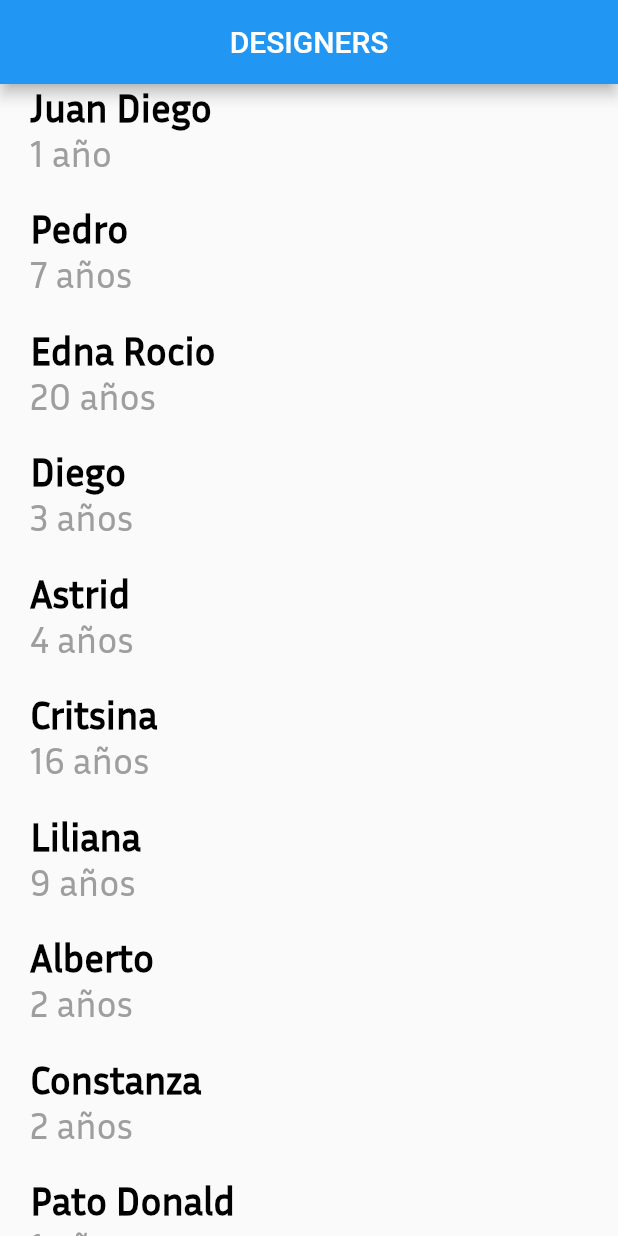
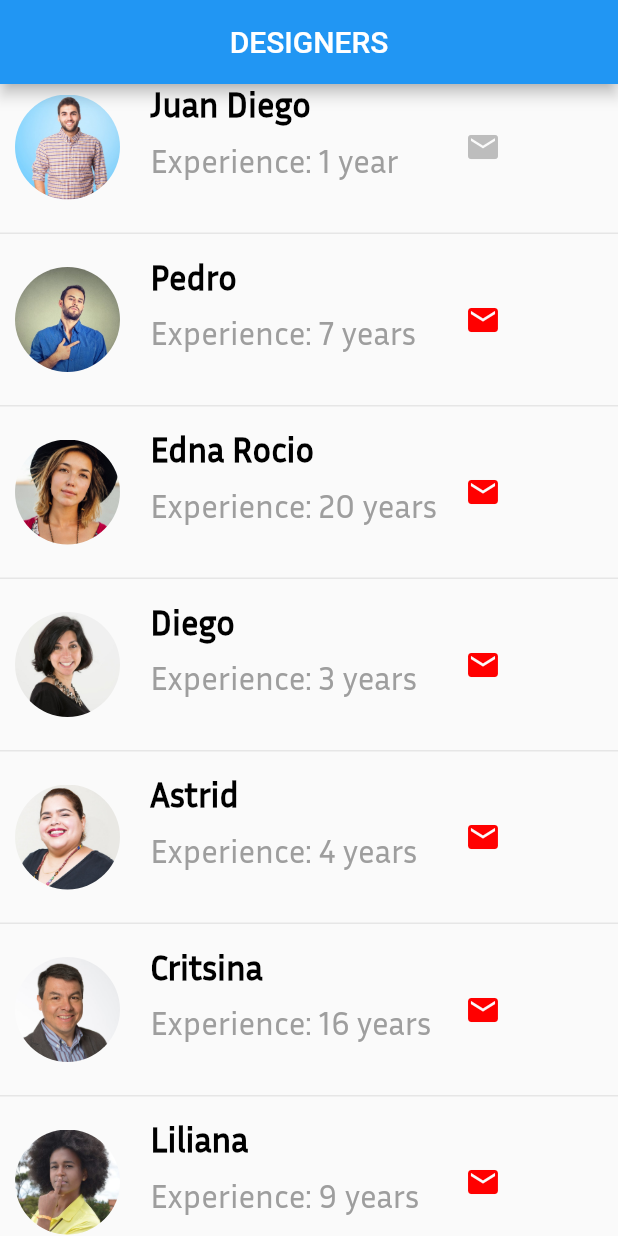
Before and after one commit to darvela/contact_list, a Flutter app: the screen it shows after launch, on a phone screen of 412 x 824 dp. Run offline on Flutter 3.47's test engine with Material 2 defaults, Android fonts, the phone set to English and light mode, and no system bars.

Commit message:
Added contact photo, added mail icon, added line separator, layout configuration

```diff
--- a/lib/contact.dart
+++ b/lib/contact.dart
@@ -1,58 +1,109 @@
+import 'package:flutter/material.dart';
+import 'package:flutter/widgets.dart';
 
-import 'package:flutter/material.dart';
-
-class Contact extends StatelessWidget{
-
+class Contact extends StatelessWidget {
   String name;
   String experience;
+  String pathImage;
+    int hexColor;
 
-  Contact(this.name, this.experience);
+  Contact(this.name, this.experience, this.pathImage, this.hexColor);
 
   @override
   Widget build(BuildContext context) {
 
-    final contactName = Container (
+    BoxDecoration myBoxDecoration() {
+      return BoxDecoration(
+        border: Border(
+          bottom: BorderSide(
+            color: Color(0xFFe6e6e6),
+            width: 1.0,
+          ),
+        ),
+      );
+    }
+
+    final photo = Container(
+      margin: EdgeInsets.only(
+        left: 10.0,
+      ),
+      width: 70.0,
+      height: 70.0,
+      decoration: BoxDecoration(
+          shape: BoxShape.circle,
+          image:
+              DecorationImage(fit: BoxFit.cover, image: AssetImage(pathImage))),
+    );
+
+    final contactName = Container(
       margin: EdgeInsets.only(
         left: 20.0,
+        bottom: 10.0
       ),
-      child: Text (
+      child: Text(
         name,
         textAlign: TextAlign.left,
         style: TextStyle(
             fontFamily: "Inria_Sans",
-            fontSize: 26.0,
+            fontSize: 23.0,
             fontWeight: FontWeight.bold,
-            color: Colors.black
-        ),
+            color: Colors.black),
       ),
     );
 
-    final contactExperience = Container (
-      margin: EdgeInsets.only(
-        left: 20.0,
-        bottom: 20.0
-      ),
-      child: Text (
-        experience,
+    final contactExperience = Container(
+      margin: EdgeInsets.only(left: 20.0, bottom: 20.0),
+      child: Text(
+        "Experience: " + experience,
         textAlign: TextAlign.left,
         style: TextStyle(
             fontFamily: "Inria_Sans",
-            fontSize: 25.0,
+            fontSize: 22.0,
             fontWeight: FontWeight.normal,
-            color: Colors.grey
-        ),
+            color: Colors.grey),
       ),
     );
 
-    final contactInfo = Column(
-      crossAxisAlignment: CrossAxisAlignment.start,
+    final contactText = Container(
+      width: 230.0,
+      child: Column(
+        crossAxisAlignment: CrossAxisAlignment.start,
+        children: <Widget>[contactName, contactExperience],
+      ),
+    );
+
+    final mailIcon = Container(
+      margin: EdgeInsets.only(
+        right: 3.0,
+      ),
+      child: Icon(
+        Icons.mail,
+        color: Color(hexColor)
+      ),
+    );
+
+    final lineSeparator = Container(
+      decoration: myBoxDecoration(),
+      margin: EdgeInsets.only(
+          bottom: 15.0,
+          top: 15.0
+      ),
+    );
+
+    final contactInfo = Container(
+      child: Row(
+        children: <Widget>[photo, contactText, mailIcon],
+      ),
+    );
+
+
+    final contact = Column(
       children: <Widget>[
-        contactName,
-        contactExperience
+        contactInfo,
+        lineSeparator
       ],
     );
 
-    return contactInfo;
+    return contact;
   }
-
 }
--- a/lib/contact_list.dart
+++ b/lib/contact_list.dart
@@ -6,17 +6,16 @@ class ContactList extends StatelessWidget{
   Widget build(BuildContext context) {
     final list = ListView(
       children: <Widget>[
-        Contact("Juan Diego", "1 año"),
-        Contact("Pedro", "7 años"),
-        Contact("Edna Rocio", "20 años"),
-        Contact("Diego", "3 años"),
-        Contact("Astrid", "4 años"),
-        Contact("Critsina", "16 años"),
-        Contact("Liliana", "9 años"),
-        Contact("Alberto", "2 años"),
-        Contact("Constanza", "2 años"),
-        Contact("Pato Donald", "1 años"),
-        Contact("Almost before we knew", "1 años")
+        Contact("Juan Diego", "1 year","assets/img/1diego.jpg",0xFFbdbdbd),
+        Contact("Pedro", "7 years","assets/img/2juan.jpg",0xFFff0000),
+        Contact("Edna Rocio", "20 years","assets/img/3astrid.jpg",0xFFff0000),
+        Contact("Diego", "3 years","assets/img/4cristina.jpg",0xFFff0000),
+        Contact("Astrid", "4 years","assets/img/5liliana.jpg",0xFFff0000),
+        Contact("Critsina", "16 years","assets/img/6alberto.jpg",0xFFff0000),
+        Contact("Liliana", "9 years","assets/img/7rocio.jpg",0xFFff0000),
+        Contact("Alberto", "2 years","assets/img/8constanza.jpg",0xFFff0000),
+        Contact("Constanza", "2 years","assets/img/9pedro.jpg",0xFFff0000),
+        Contact("Pato Donald", "1 years","assets/img/10tonto.jpeg",0xFFff0000)
       ],
     );
     return list;
```
